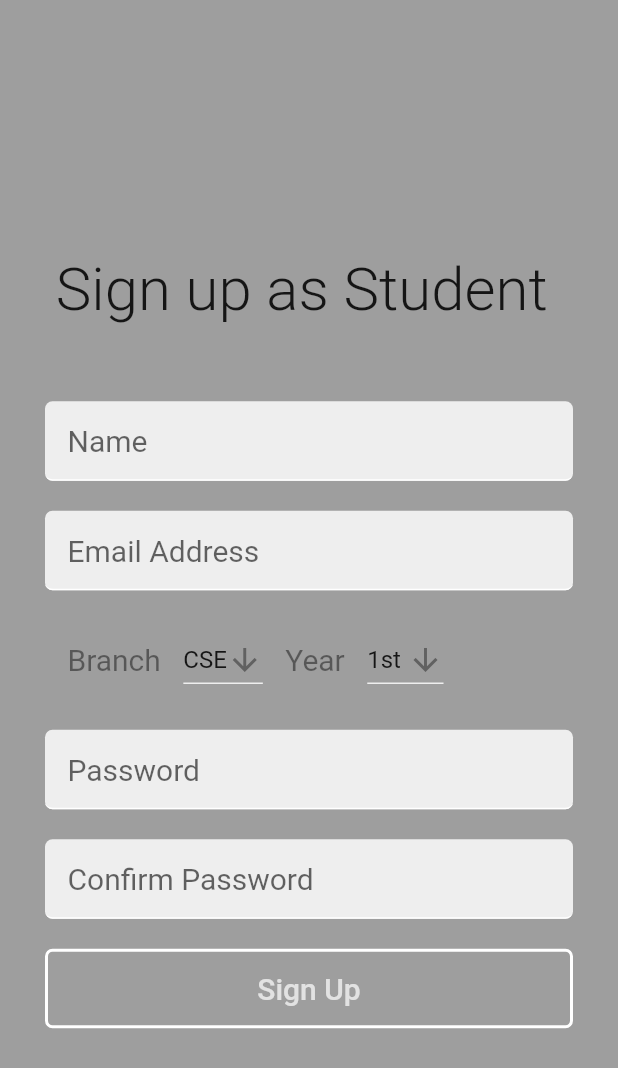
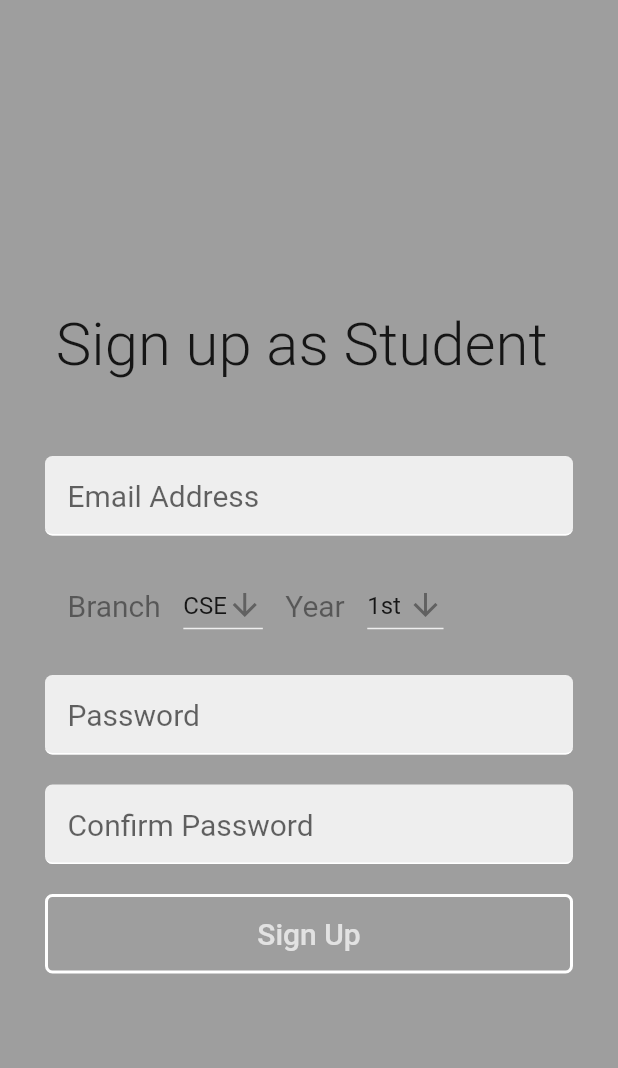
Before and after one commit to rishabhpro/schedular, a Flutter app: the Ssp screen opened directly, on a phone screen of 412 x 824 dp. Shown: the top 1068 px of the screen. Run offline on Flutter 3.47's test engine with Material 2 defaults, Android fonts, the phone set to English and light mode, and no system bars; our stand-ins replace firebase_auth; accounts and stored records are empty.

```diff
--- a/lib/main.dart
+++ b/lib/main.dart
@@ -1,9 +1,10 @@
 import 'package:flutter/material.dart';
 import 'package:schedular/screens/Teacher_signUp.dart';
+import 'package:schedular/screens/Student_signup.dart';
 import 'package:firebase_auth/firebase_auth.dart';
 
 void main() {
   runApp(MaterialApp(
-    home: Tsp(),
+    home: Ssp(),
   ));
 }
--- a/lib/screens/Student_signup.dart
+++ b/lib/screens/Student_signup.dart
@@ -60,26 +60,6 @@ class _SspState extends State<Ssp> {
                         mainAxisAlignment: MainAxisAlignment.center,
                         crossAxisAlignment: CrossAxisAlignment.stretch,
                         children: <Widget>[
-                          TextField(
-                           // controller: _text,
-                            style: TextStyle(fontSize: 20 , color: Colors.black38),
-                            decoration: InputDecoration(
-                              filled: true,
-                              fillColor: Colors.grey[200],
-                              hintText: 'Name',
-                             // errorText: _validate ? 'Value Can\'t Be Empty' : null,
-                              contentPadding: const EdgeInsets.all(15),
-                              focusedBorder: OutlineInputBorder(
-                                borderSide: BorderSide(color: Colors.white),
-                                borderRadius: BorderRadius.circular(5),
-                              ),
-                              enabledBorder: UnderlineInputBorder(
-                                borderSide: BorderSide(color: Colors.white),
-                                borderRadius: BorderRadius.circular(5),
-                              ),
-                            ),
-                          ),
-                          SizedBox(height: 20,),
                           TextField(
                            // controller: _text,
                             style: TextStyle(fontSize: 20 , color: Colors.black38),
```
Also changed, not shown: 2 other files.
